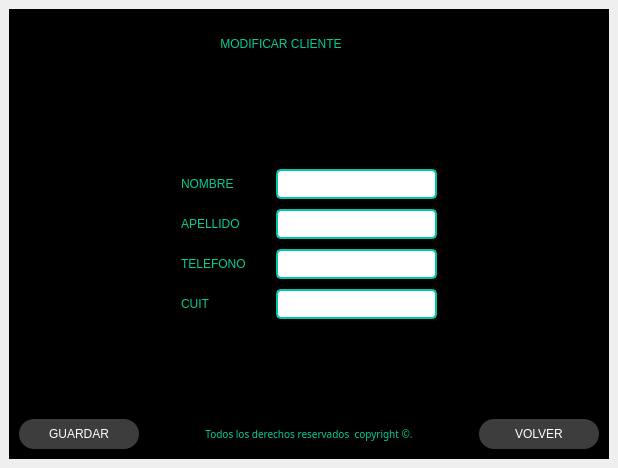
Qt form Front/Modificar Cliente Ventana.ui (MartinFernandezSantia/AplicacionPyThonPyQT6) before a commit.
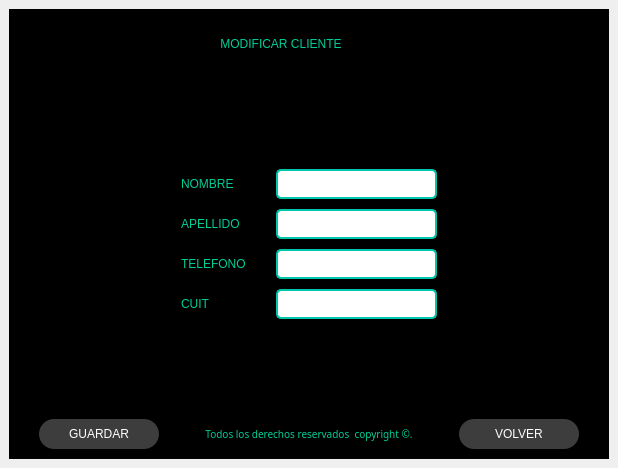
The same form after that commit. Icons and pictures are not drawn.

Commit message: Subio nuevas interfaces

The edit to the form file:
```diff
--- a/Front/Modificar Cliente Ventana.ui
+++ b/Front/Modificar Cliente Ventana.ui
@@ -129,7 +129,7 @@
       </property>
       <property name="styleSheet">
        <string notr="true">QFrame{
-background-color:rgb(0, 0, 0);
+background-color:black;
 }
 
 QLabel {
@@ -463,7 +463,20 @@
        <item>
         <layout class="QHBoxLayout" name="horizontalLayout_8">
          <item>
-          <widget class="QPushButton" name="bt_actulizar_tabla">
+          <spacer name="horizontalSpacer_8">
+           <property name="orientation">
+            <enum>Qt::Orientation::Horizontal</enum>
+           </property>
+           <property name="sizeHint" stdset="0">
+            <size>
+             <width>18</width>
+             <height>20</height>
+            </size>
+           </property>
+          </spacer>
+         </item>
+         <item>
+          <widget class="QPushButton" name="bt_actualizar_tabla">
            <property name="minimumSize">
             <size>
              <width>120</width>
@@ -520,7 +533,7 @@
           </widget>
          </item>
          <item>
-          <spacer name="horizontalSpacer_51">
+          <spacer name="horizontalSpacer_52">
            <property name="orientation">
             <enum>Qt::Orientation::Horizontal</enum>
            </property>
@@ -549,6 +562,19 @@
            </property>
           </widget>
          </item>
+         <item>
+          <spacer name="horizontalSpacer_51">
+           <property name="orientation">
+            <enum>Qt::Orientation::Horizontal</enum>
+           </property>
+           <property name="sizeHint" stdset="0">
+            <size>
+             <width>18</width>
+             <height>20</height>
+            </size>
+           </property>
+          </spacer>
+         </item>
         </layout>
        </item>
       </layout>
```
Left out of the diff: 4 changed lines with no effect on the pictures. The commit also changes 3 other files.
